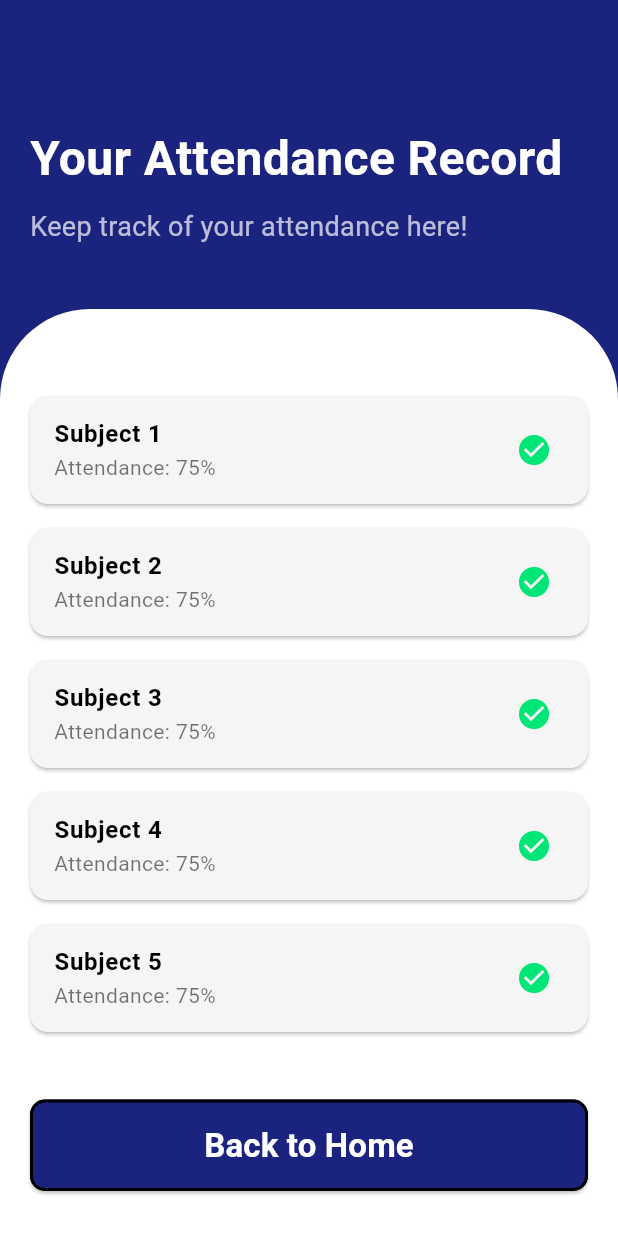
After one commit to Tayebbb/AUSThir, a Flutter app: the AttendancePage screen opened directly, on a phone screen of 412 x 824 dp. The commit adds this screen. Run offline on Flutter 3.47's test engine with Material 3 defaults, Android fonts, the phone set to English and light mode, and no system bars; our stand-ins replace lottie.

Commit message:
Updated feature or fixed bug

```diff
--- /dev/null
+++ b/lib/attendance.dart
@@ -0,0 +1,118 @@
+import 'package:flutter/material.dart';
+
+class AttendancePage extends StatelessWidget {
+  const AttendancePage({super.key});
+
+  @override
+  Widget build(BuildContext context) {
+    return Scaffold(
+      backgroundColor: Colors.indigo[900],
+      body: Stack(
+        children: [
+          Positioned(
+            top: MediaQuery.of(context).size.height * 0.10,
+            left: 20,
+            right: 0,
+            child: const Column(
+              crossAxisAlignment: CrossAxisAlignment.start,
+              children: [
+                Text(
+                  "Your Attendance Record",
+                  style: TextStyle(
+                    color: Colors.white,
+                    fontSize: 32,
+                    fontWeight: FontWeight.bold,
+                  ),
+                  textAlign: TextAlign.left,
+                ),
+                SizedBox(height: 10),
+                Text(
+                  "Keep track of your attendance here!",
+                  style: TextStyle(
+                    color: Colors.white70,
+                    fontSize: 18,
+                  ),
+                  textAlign: TextAlign.left,
+                ),
+              ],
+            ),
+          ),
+          Positioned(
+            top: MediaQuery.of(context).size.height * 0.25,
+            left: 0,
+            right: 0,
+            bottom: 0,
+            child: Container(
+              padding: const EdgeInsets.symmetric(horizontal: 20, vertical: 30),
+              decoration: const BoxDecoration(
+                color: Colors.white,
+                borderRadius: BorderRadius.only(
+                  topLeft: Radius.circular(60),
+                  topRight: Radius.circular(60),
+                ),
+              ),
+              child: Column(
+                crossAxisAlignment: CrossAxisAlignment.start,
+                children: [
+                  const SizedBox(height: 20),
+                  Expanded(
+                    child: ListView.builder(
+                      itemCount: 5, // Change as needed
+                      itemBuilder: (context, index) {
+                        return Card(
+                          color: Colors.grey[100],
+                          margin: const EdgeInsets.symmetric(vertical: 8),
+                          child: ListTile(
+                            title: Text(
+                              'Subject ${index + 1}',
+                              style: const TextStyle(
+                                color: Colors.black,
+                                fontWeight: FontWeight.bold,
+                              ),
+                            ),
+                            subtitle: const Text(
+                              'Attendance: 75%',
+                              style: TextStyle(color: Colors.black54),
+                            ),
+                            trailing: Icon(
+                              Icons.check_circle,
+                              color: Colors.greenAccent[400],
+                            ),
+                          ),
+                        );
+                      },
+                    ),
+                  ),
+                  SizedBox(
+                    width: double.infinity,
+                    child: ElevatedButton(
+                      onPressed: () {
+                        Navigator.pop(context); // Go back to Home Page
+                      },
+                      style: ElevatedButton.styleFrom(
+                        backgroundColor: Colors.indigo[900],
+                        shape: RoundedRectangleBorder(
+                          borderRadius: BorderRadius.circular(10),
+                          side: const BorderSide(color: Colors.black, width: 2),
+                        ),
+                        padding: const EdgeInsets.symmetric(vertical: 15),
+                      ),
+                      child: const Text(
+                        "Back to Home",
+                        style: TextStyle(
+                          color: Colors.white,
+                          fontWeight: FontWeight.bold,
+                          fontSize: 22,
+                        ),
+                      ),
+                    ),
+                  ),
+                ],
+              ),
+            ),
+          ),
+        ],
+      ),
+    );
+  }
+}
```
Also changed, not shown: lib/academic_calender.dart (added, +102 -0 lines), lib/homepage.dart (+16 -5 lines).
